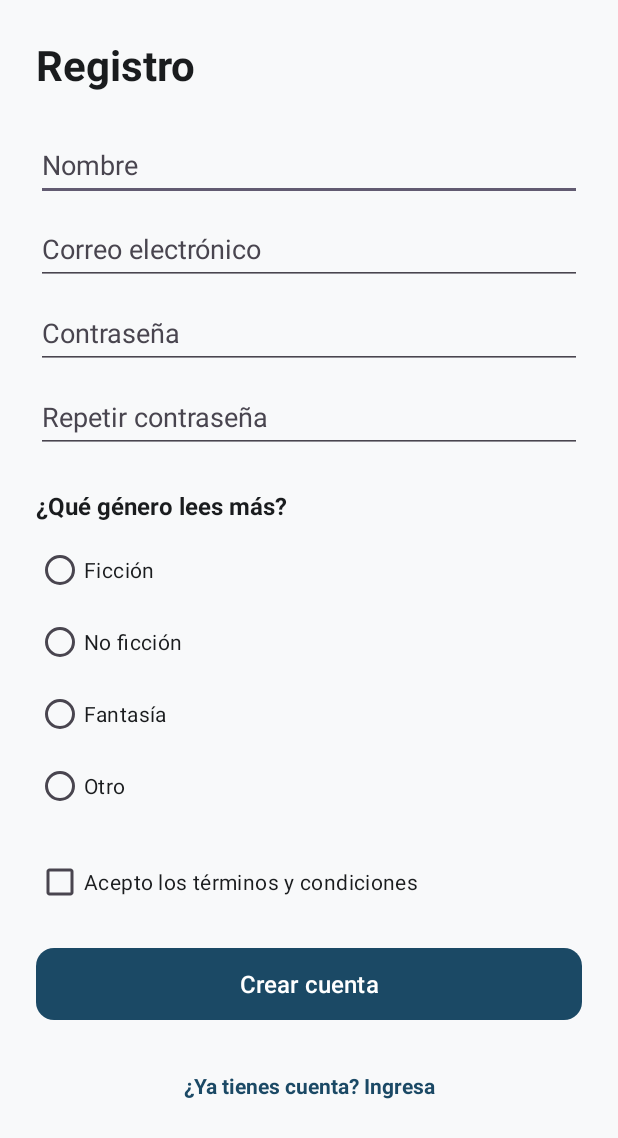
After one commit to RCOLLAB2023/DiarioDeLectura, an Android app: the RegistroActivity screen opened directly, with no data from a screen before it, on a phone screen of 412 x 824 dp. The commit adds this screen. Shown: the top 1138 px of the screen. Run offline under Robolectric (Android 15) with nearby library versions, the phone set to English and light mode, and no system bars.

Commit message:
Agregar pantalla de Registro con ScrollView

```diff
--- a/app/src/main/AndroidManifest.xml
+++ b/app/src/main/AndroidManifest.xml
@@ -12,6 +12,9 @@
         android:supportsRtl="true"
         android:theme="@style/Theme.DiarioDeLectura">
         <activity
+            android:name=".RegistroActivity"
+            android:exported="false" />
+        <activity
             android:name=".MainActivity"
             android:exported="true">
             <intent-filter>
--- /dev/null
+++ b/app/src/main/java/com/example/diariodelectura/RegistroActivity.kt
@@ -0,0 +1,20 @@
+package com.example.diariodelectura
+
+import android.os.Bundle
+import androidx.activity.enableEdgeToEdge
+import androidx.appcompat.app.AppCompatActivity
+import androidx.core.view.ViewCompat
+import androidx.core.view.WindowInsetsCompat
+
+class RegistroActivity : AppCompatActivity() {
+    override fun onCreate(savedInstanceState: Bundle?) {
+        super.onCreate(savedInstanceState)
+        enableEdgeToEdge()
+        setContentView(R.layout.activity_registro)
+        ViewCompat.setOnApplyWindowInsetsListener(findViewById(R.id.main)) { v, insets ->
+            val systemBars = insets.getInsets(WindowInsetsCompat.Type.systemBars())
+            v.setPadding(systemBars.left, systemBars.top, systemBars.right, systemBars.bottom)
+            insets
+        }
+    }
+}
--- /dev/null
+++ b/app/src/main/res/layout/activity_registro.xml
@@ -0,0 +1,151 @@
+<?xml version="1.0" encoding="utf-8"?>
+<ScrollView xmlns:android="http://schemas.android.com/apk/res/android"
+    android:id="@+id/main"
+    android:layout_width="match_parent"
+    android:layout_height="match_parent"
+    android:fillViewport="true">
+
+    <LinearLayout
+        android:layout_width="match_parent"
+        android:layout_height="wrap_content"
+        android:orientation="vertical"
+        android:padding="24dp">
+
+        <TextView
+            android:id="@+id/txtTituloRegistro"
+            android:layout_width="wrap_content"
+            android:layout_height="wrap_content"
+            android:text="@string/titulo_registro"
+            android:textColor="@color/texto_principal"
+            android:textSize="28sp"
+            android:textStyle="bold" />
+
+        <EditText
+            android:id="@+id/edtNombre"
+            android:layout_width="match_parent"
+            android:layout_height="wrap_content"
+            android:layout_marginTop="24dp"
+            android:autofillHints="name"
+            android:hint="@string/hint_nombre"
+            android:inputType="textPersonName"
+            android:minHeight="48dp"
+            android:textColor="@color/texto_principal"
+            android:textColorHint="@color/texto_secundario" />
+
+        <EditText
+            android:id="@+id/edtCorreoRegistro"
+            android:layout_width="match_parent"
+            android:layout_height="wrap_content"
+            android:layout_marginTop="8dp"
+            android:autofillHints="emailAddress"
+            android:hint="@string/hint_correo"
+            android:inputType="textEmailAddress"
+            android:minHeight="48dp"
+            android:textColor="@color/texto_principal"
+            android:textColorHint="@color/texto_secundario" />
+
+        <EditText
+            android:id="@+id/edtClaveRegistro"
+            android:layout_width="match_parent"
+            android:layout_height="wrap_content"
+            android:layout_marginTop="8dp"
+            android:autofillHints="newPassword"
+            android:hint="@string/hint_clave"
+            android:inputType="textPassword"
+            android:minHeight="48dp"
+            android:textColor="@color/texto_principal"
+            android:textColorHint="@color/texto_secundario" />
+
+        <EditText
+            android:id="@+id/edtRepetirClave"
+            android:layout_width="match_parent"
+            android:layout_height="wrap_content"
+            android:layout_marginTop="8dp"
+            android:autofillHints="newPassword"
+            android:hint="@string/hint_repetir_clave"
+            android:inputType="textPassword"
+            android:minHeight="48dp"
+            android:textColor="@color/texto_principal"
+            android:textColorHint="@color/texto_secundario" />
+
+        <TextView
+            android:id="@+id/txtPreguntaGenero"
+            android:layout_width="wrap_content"
+            android:layout_height="wrap_content"
+            android:layout_marginTop="24dp"
+            android:text="@string/pregunta_genero"
+            android:textColor="@color/texto_principal"
+            android:textSize="16sp"
+            android:textStyle="bold" />
+
+        <RadioGroup
+            android:id="@+id/rgGeneroLiterario"
+            android:layout_width="match_parent"
+            android:layout_height="wrap_content"
+            android:layout_marginTop="8dp"
+            android:orientation="vertical">
+
+            <RadioButton
+                android:id="@+id/rbFiccion"
+                android:layout_width="match_parent"
+                android:layout_height="wrap_content"
+                android:minHeight="48dp"
+                android:text="@string/genero_ficcion"
+                android:textColor="@color/texto_principal" />
+
+            <RadioButton
+                android:id="@+id/rbNoFiccion"
+                android:layout_width="match_parent"
+                android:layout_height="wrap_content"
+                android:minHeight="48dp"
+                android:text="@string/genero_no_ficcion"
+                android:textColor="@color/texto_principal" />
+
+            <RadioButton
+                android:id="@+id/rbFantasia"
+                android:layout_width="match_parent"
+                android:layout_height="wrap_content"
+                android:minHeight="48dp"
+                android:text="@string/genero_fantasia"
+                android:textColor="@color/texto_principal" />
+
+            <RadioButton
+                android:id="@+id/rbOtro"
+                android:layout_width="match_parent"
+                android:layout_height="wrap_content"
+                android:minHeight="48dp"
+                android:text="@string/genero_otro"
+                android:textColor="@color/texto_principal" />
+        </RadioGroup>
+
+        <CheckBox
+            android:id="@+id/chkTerminos"
+            android:layout_width="match_parent"
+            android:layout_height="wrap_content"
+            android:layout_marginTop="16dp"
+            android:minHeight="48dp"
+            android:text="@string/chk_terminos"
+            android:textColor="@color/texto_principal" />
+
+        <Button
+            android:id="@+id/btnCrearCuenta"
+            style="@style/Widget.DiarioDeLectura.BotonPrincipal"
+            android:layout_width="match_parent"
+            android:layout_height="wrap_content"
+            android:layout_marginTop="16dp"
+            android:text="@string/btn_crear_cuenta" />
+
+        <TextView
+            android:id="@+id/txtIrLogin"
+            android:layout_width="match_parent"
+            android:layout_height="wrap_content"
+            android:layout_marginTop="16dp"
+            android:gravity="center"
+            android:minHeight="48dp"
+            android:text="@string/txt_ir_login"
+            android:textColor="@color/primario"
+            android:textSize="14sp"
+            android:textStyle="bold" />
+
+    </LinearLayout>
+</ScrollView>
--- a/app/src/main/res/values/strings.xml
+++ b/app/src/main/res/values/strings.xml
@@ -1,9 +1,20 @@
 <resources>
     <string name="app_name">Diario de Lectura</string>
-    <string name="slogan_app">Guarda tus Lecturas.</string>
+    <string name="slogan_app">Guarda tus lecturas.</string>
     <string name="desc_logo">Logo de Diario de Lectura</string>
     <string name="hint_correo">Correo electrónico</string>
     <string name="hint_clave">Contraseña</string>
     <string name="btn_ingresar">Ingresar</string>
     <string name="txt_ir_registro">¿No tienes cuenta? Regístrate</string>
+    <string name="titulo_registro">Registro</string>
+    <string name="hint_nombre">Nombre</string>
+    <string name="hint_repetir_clave">Repetir contraseña</string>
+    <string name="pregunta_genero">¿Qué género lees más?</string>
+    <string name="genero_ficcion">Ficción</string>
+    <string name="genero_no_ficcion">No ficción</string>
+    <string name="genero_fantasia">Fantasía</string>
+    <string name="genero_otro">Otro</string>
+    <string name="chk_terminos">Acepto los términos y condiciones</string>
+    <string name="btn_crear_cuenta">Crear cuenta</string>
+    <string name="txt_ir_login">¿Ya tienes cuenta? Ingresa</string>
 </resources>
```
